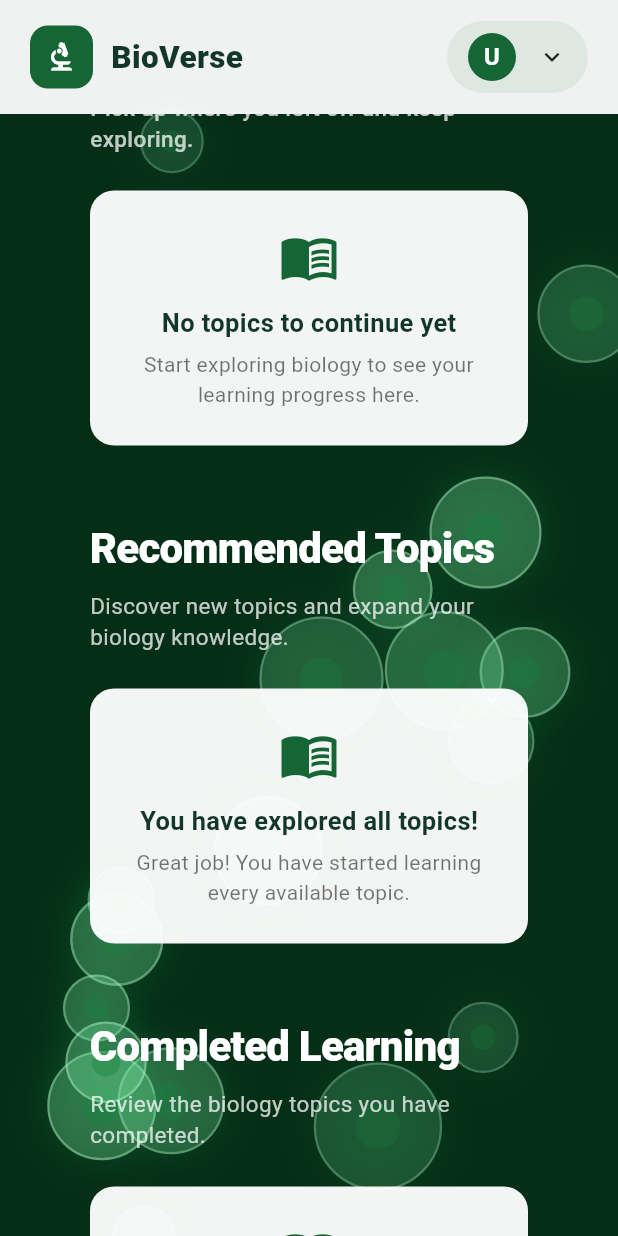
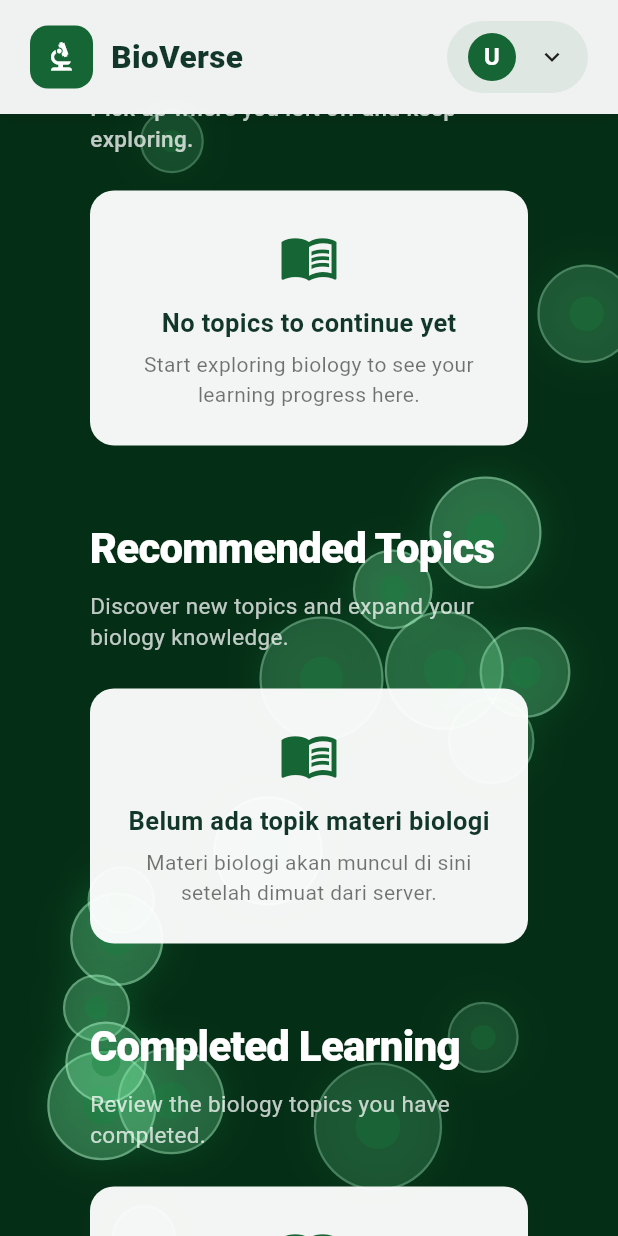
Before and after one commit to nadhiffaizurrahman270-glitch/BioVerse, a Flutter app: the DashboardPage screen opened directly, scrolled down 1728 dp, on a phone screen of 412 x 824 dp. Run offline on Flutter 3.47's test engine with Material 3 defaults, Android fonts, the phone set to English and light mode, and no system bars; our stand-ins replace cloud_firestore, firebase_auth, firebase_core, flutter_markdown, shared_preferences, youtube_player_iframe; accounts and stored records are empty; network calls fail; Roboto replaces fonts that are missing (Poppins); statements that could not run were skipped.

Commit message:
tampilan dan udah ke sambung

```diff
--- a/lib/main.dart
+++ b/lib/main.dart
@@ -7,6 +7,7 @@ import 'package:provider/provider.dart';
 import 'firebase_options.dart';
 import 'controllers/topic_controller.dart';
 import 'screens/materi_screen.dart';
+import 'views/pages/dashboard_page.dart';
 
 Future<void> main() async {
   WidgetsFlutterBinding.ensureInitialized();
@@ -42,7 +43,7 @@ class BioVerseApp extends StatelessWidget {
         useMaterial3: true,
         primarySwatch: Colors.blue,
       ),
-      home: const MateriScreen(),
+      home: const DashboardPage(),
     );
   }
 }
--- a/lib/services/api_service.dart
+++ b/lib/services/api_service.dart
@@ -1,14 +1,14 @@
 import 'dart:convert';
 import 'package:flutter/foundation.dart';
+import 'package:http/http.dart';
 import '../models/biology_topic.dart';
-import 'package:http/http.dart';
 
 class ApiService {
   static String get baseUrl {
     if (kIsWeb) {
-      return 'http://127.0.0.1:8000/api/v1';
+      return 'http://192.168.110.241:8000/api/v1';
     }
-    return 'http://10.0.2.2:8000/api/v1';
+    return 'http://192.168.110.241:8000/api/v1';
   }
 
   Future<List<BiologyTopic>> fetchMateri() async {
--- a/lib/services/topic_service.dart
+++ b/lib/services/topic_service.dart
@@ -1,24 +1,14 @@
-import 'package:cloud_firestore/cloud_firestore.dart';
 import '../models/biology_topic.dart';
+import 'api_service.dart';
 
 class TopicService {
-  final FirebaseFirestore _firestore =
-      FirebaseFirestore.instance;
+  final ApiService _apiService = ApiService();
 
   Future<List<BiologyTopic>> getAllTopics() async {
     try {
-      QuerySnapshot<Map<String, dynamic>> snapshot =
-          await _firestore.collection('topics').get();
-
-      print('Jumlah dokumen topik: ${snapshot.docs.length}');
-
-      return snapshot.docs.map((doc) {
-        final data = doc.data();
-        final topic = (BiologyTopic as dynamic).fromMap(data, doc.id);
-        return topic as BiologyTopic;
-      }).toList();
+      return await _apiService.fetchMateri();
     } catch (e) {
-      print('Error mengambil topik: $e');
+      print('Error mengambil topik dari backend: $e');
       rethrow;
     }
   }
--- a/lib/views/pages/dashboard_page.dart
+++ b/lib/views/pages/dashboard_page.dart
@@ -87,10 +87,9 @@ class BioVerseAvatar extends StatelessWidget {
 
 class _DashboardPageState extends State<DashboardPage>
     with TickerProviderStateMixin {
-  _DashboardPageState();
 
   int _avatarIndex = 0;
-
+  final TopicController _topicController = TopicController();
   IconData _getTopicIcon(int index) {
     const icons = [
       Icons.biotech,
@@ -977,11 +976,39 @@ class _DashboardPageState extends State<DashboardPage>
                   ),
                   const SizedBox(height: 24),
 
-                  _buildTopicGrid(
-                    topicList: recommendedTopics,
-                    emptyMessage: 'You have explored all topics!',
-                    emptyDescription: 'Great job! You have started learning every available topic.',
-                  ),
+                  FutureBuilder<List<BiologyTopic>>(
+                  future: _topicController.getTopics(),
+                  builder: (context, snapshot) {
+                    if (snapshot.connectionState == ConnectionState.waiting) {
+                      return const Center(
+                        child: Padding(
+                          padding: EdgeInsets.all(32.0),
+                          child: CircularProgressIndicator(),
+                        ),
+                      );
+                    }
+
+                    if (snapshot.hasError) {
+                      return Center(
+                        child: Padding(
+                          padding: const EdgeInsets.all(16.0),
+                          child: Text(
+                            'Gagal memuat materi: ${snapshot.error}',
+                            style: const TextStyle(color: Colors.red),
+                          ),
+                        ),
+                      );
+                    }
+
+                    final liveTopics = snapshot.data ?? [];
+
+                    return _buildTopicGrid(
+                      topicList: liveTopics,
+                      emptyMessage: 'Belum ada topik materi biologi',
+                      emptyDescription: 'Materi biologi akan muncul di sini setelah dimuat dari server.',
+                    );
+                  },
+                ),
 
                   const SizedBox(height: 48),
 
```
Also changed, not shown: lib/controllers/topic_controller.dart (+10 -5 lines), pubspec.lock.
